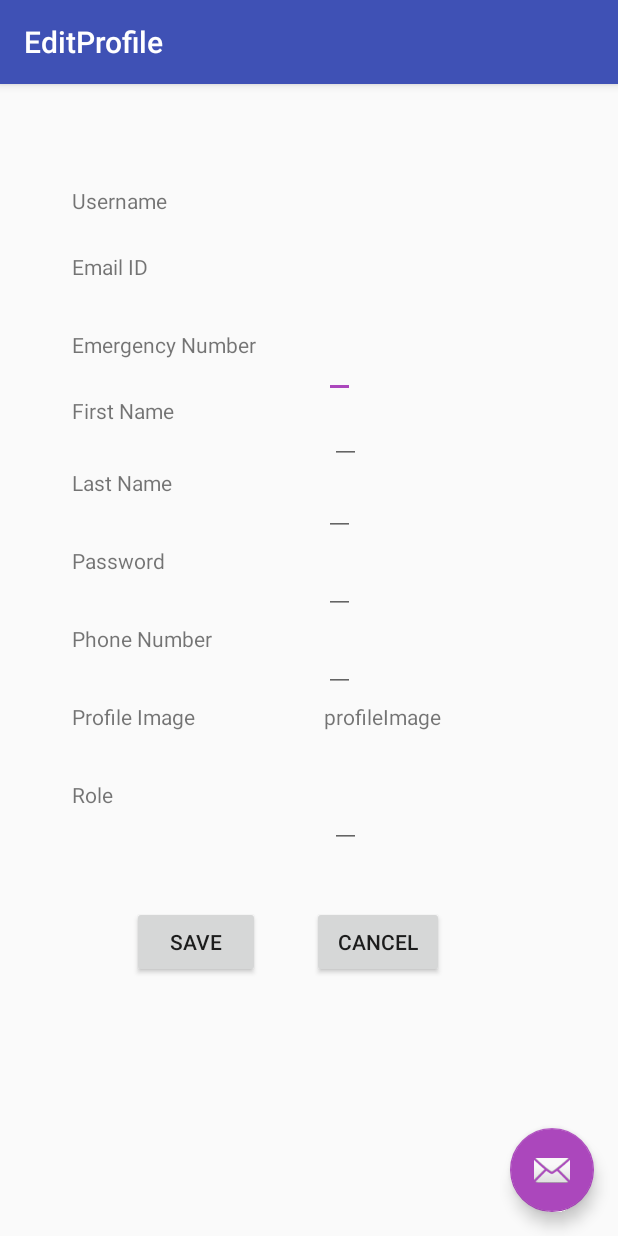
After one commit to nidhijmr/SilverSnugMobileApp, an Android app: the EditProfile screen opened directly, with no data from a screen before it, on a phone screen of 412 x 824 dp. The commit adds this screen. Run offline under Robolectric (Android 15) with nearby library versions, the phone set to English and light mode, and no system bars; our stand-ins replace Volley; 2 statements that could not run were skipped.

Commit message:
code to edit and save user profile

```diff
--- a/app/build.gradle
+++ b/app/build.gradle
@@ -35,4 +35,5 @@ dependencies {
     implementation 'com.android.support:cardview-v7:28.0.0'
     implementation 'com.android.support:recyclerview-v7:28.0.0'
     implementation 'com.android.volley:volley:1.1.0'
+    implementation 'com.fasterxml.jackson.core:jackson-databind:2.9.8'
 }
--- /dev/null
+++ b/app/src/main/java/edu/sjsu/silversnugmobileapp/EditProfile.java
@@ -0,0 +1,140 @@
+package edu.sjsu.silversnugmobileapp;
+
+import android.content.Intent;
+import android.os.Bundle;
+import android.support.design.widget.FloatingActionButton;
+import android.support.design.widget.Snackbar;
+import android.support.v7.app.AppCompatActivity;
+import android.support.v7.widget.Toolbar;
+import android.util.Log;
+import android.view.View;
+import android.widget.Button;
+import android.widget.TextView;
+import android.widget.Toast;
+
+import com.fasterxml.jackson.databind.JsonNode;
+import com.fasterxml.jackson.databind.ObjectMapper;
+import com.google.gson.Gson;
+import com.google.gson.JsonObject;
+
+import org.json.JSONException;
+import org.json.JSONObject;
+
+import edu.sjsu.silversnugmobileapp.VolleyAPI.VolleyClient.APICallback;
+import edu.sjsu.silversnugmobileapp.VolleyAPI.VolleyClient.RestClient;
+import edu.sjsu.silversnugmobileapp.VolleyAPI.VolleyRequest.UserRequest;
+import edu.sjsu.silversnugmobileapp.VolleyAPI.VolleyResponse.UserResponse;
+
+public class EditProfile extends AppCompatActivity {
+    private static ObjectMapper mapper = new ObjectMapper();
+    private Gson gson;
+    private RestClient restApiClient;
+    TextView userNameEdit, emailIDEdit, emergContactNumberEdit, firstNameEdit, lastNameEdit, passwordEdit, phoneNumberEdit, roleEdit, profileImageProfileEdit;
+    UserResponse userResponse;
+    UserRequest userRequest;
+    Button Cancel, Save;
+
+    @Override
+    protected void onCreate(Bundle savedInstanceState) {
+        super.onCreate(savedInstanceState);
+        setContentView(R.layout.activity_edit_profile);
+        Toolbar toolbar = findViewById(R.id.toolbar);
+        setSupportActionBar(toolbar);
+
+        FloatingActionButton fab = findViewById(R.id.fab);
+        fab.setOnClickListener(new View.OnClickListener() {
+            @Override
+            public void onClick(View view) {
+                Snackbar.make(view, "Replace with your own action", Snackbar.LENGTH_LONG)
+                        .setAction("Action", null).show();
+            }
+        });
+
+        userNameEdit = findViewById(R.id.txtuserNameProfileEdit);
+        emailIDEdit = findViewById(R.id.txtemailIdProfileEdit);
+        emergContactNumberEdit = findViewById(R.id.txtemergencyContactNumberProfileEdit);
+        firstNameEdit = findViewById(R.id.txtfirstNameProfileEdit);
+        lastNameEdit = findViewById(R.id.txtlastNameProfileEdit);
+        passwordEdit = findViewById(R.id.txtpasswordProfileEdit);
+        phoneNumberEdit = findViewById(R.id.txtphoneNumberProfileEdit);
+        roleEdit = findViewById(R.id.txtroleProfileEdit);
+        profileImageProfileEdit = findViewById(R.id.txtprofileImageProfileEdit);
+        Save = findViewById(R.id.Save);
+        Cancel = findViewById(R.id.Cancel);
+
+        restApiClient = new RestClient();
+        gson = new Gson();
+
+        Intent i = getIntent();
+        Bundle b =  i.getExtras();
+        userResponse = (UserResponse)b.get("userResponse");
+        Log.i("UserResponse", userResponse.toString());
+        setUserDetails(userResponse);
+    }
+
+    public void setUserDetails(UserResponse userResponse) {
+
+        if(userResponse != null) {
+            userNameEdit.setText(userResponse.getUserName());
+            emailIDEdit.setText(userResponse.getEmailId());
+            emergContactNumberEdit.setText(userResponse.getEmergencyContactNumber());
+            firstNameEdit.setText(userResponse.getFirstName());
+            lastNameEdit.setText(userResponse.getLastName());
+            passwordEdit.setText(userResponse.getPassword());
+            phoneNumberEdit.setText(userResponse.getPhoneNumber());
+            roleEdit.setText(userResponse.getRole());
+        }
+    }
+
+    public void cancelEdit(View view) {
+        Intent intent = new Intent(EditProfile.this, ViewProfile.class);
+        EditProfile.this.startActivity(intent);
+    }
+
+    public void saveUserProfile(View view){
+
+//        userRequest.setUserName(userNameEdit.getText().toString());
+//        userRequest.setEmailId(emailIDEdit.getText().toString());
+//        userRequest.setEmergencyContactNumber(emergContactNumberEdit.getText().toString());
+//        userRequest.setFirstName(firstNameEdit.getText().toString());
+//        userRequest.setLastName(lastNameEdit.getText().toString());
+//        userRequest.setPassword(passwordEdit.getText().toString());
+//        userRequest.setPhoneNumber(phoneNumberEdit.getText().toString());
+//        userRequest.setProfileImage(profileImageProfileEdit.getText().toString());
+//        userRequest.setRole(roleEdit.getText().toString())
+//        JsonNode json = mapper.valueToTree(userRequest);
+
+        String url = "/SilverSnug/User/EditUser";
+        JSONObject userObject = new JSONObject();
+        try {
+            userObject.put("userName", userNameEdit.getText().toString());
+            userObject.put("emailId", emailIDEdit.getText().toString());
+            userObject.put("emergencyContactNumber", emergContactNumberEdit.getText().toString());
+            userObject.put("firstName", firstNameEdit.getText().toString());
+            userObject.put("lastName", lastNameEdit.getText().toString());
+            userObject.put("password", passwordEdit.getText().toString());
+            userObject.put("phoneNumber", phoneNumberEdit.getText().toString());
+            userObject.put("profileImage", profileImageProfileEdit.getText().toString());
+            userObject.put("role", roleEdit.getText().toString());
+        } catch (JSONException e) {
+            e.printStackTrace();
+        }
+
+        restApiClient.executePostAPI(getApplicationContext(), url, userObject , new APICallback() {
+            @Override
+            public void onSuccess(JSONObject jsonResponse) {
+                Toast.makeText(EditProfile.this, "User Details saved!", Toast.LENGTH_SHORT).show();
+                Intent intent = new Intent(EditProfile.this, ViewProfile.class);
+                EditProfile.this.startActivity(intent);
+                Log.i("Save User Success", userResponse.toString());
+            }
+
+            @Override
+            public void onError(String message) {
+                Toast.makeText(EditProfile.this, "Edit User Request error!", Toast.LENGTH_SHORT).show();
+                Log.i("Edit User Request error", message);
+            }
+        });
+    }
+
+}
--- /dev/null
+++ b/app/src/main/res/layout/activity_edit_profile.xml
@@ -0,0 +1,33 @@
+<?xml version="1.0" encoding="utf-8"?>
+<android.support.design.widget.CoordinatorLayout xmlns:android="http://schemas.android.com/apk/res/android"
+    xmlns:app="http://schemas.android.com/apk/res-auto"
+    xmlns:tools="http://schemas.android.com/tools"
+    android:layout_width="match_parent"
+    android:layout_height="match_parent"
+    tools:context=".EditProfile">
+
+    <android.support.design.widget.AppBarLayout
+        android:layout_width="match_parent"
+        android:layout_height="wrap_content"
+        android:theme="@style/AppTheme.AppBarOverlay">
+
+        <android.support.v7.widget.Toolbar
+            android:id="@+id/toolbar"
+            android:layout_width="match_parent"
+            android:layout_height="?attr/actionBarSize"
+            android:background="?attr/colorPrimary"
+            app:popupTheme="@style/AppTheme.PopupOverlay" />
+
+    </android.support.design.widget.AppBarLayout>
+
+    <include layout="@layout/content_edit_profile" />
+
+    <android.support.design.widget.FloatingActionButton
+        android:id="@+id/fab"
+        android:layout_width="wrap_content"
+        android:layout_height="wrap_content"
+        android:layout_gravity="bottom|end"
+        android:layout_margin="@dimen/fab_margin"
+        app:srcCompat="@android:drawable/ic_dialog_email" />
+
+</android.support.design.widget.CoordinatorLayout>
--- /dev/null
+++ b/app/src/main/res/layout/content_edit_profile.xml
@@ -0,0 +1,212 @@
+<?xml version="1.0" encoding="utf-8"?>
+<android.support.constraint.ConstraintLayout xmlns:android="http://schemas.android.com/apk/res/android"
+    xmlns:app="http://schemas.android.com/apk/res-auto"
+    xmlns:tools="http://schemas.android.com/tools"
+    android:layout_width="match_parent"
+    android:layout_height="match_parent"
+    app:layout_behavior="@string/appbar_scrolling_view_behavior"
+    tools:context=".EditProfile"
+    tools:showIn="@layout/activity_edit_profile">
+    <TextView
+        android:id="@+id/userNameEdit"
+        android:layout_width="wrap_content"
+        android:layout_height="wrap_content"
+        android:layout_marginStart="48dp"
+        android:layout_marginTop="68dp"
+        android:text="Username"
+        app:layout_constraintStart_toStartOf="parent"
+        app:layout_constraintTop_toTopOf="parent" />
+
+    <TextView
+        android:id="@+id/emailIdEdit"
+        android:layout_width="wrap_content"
+        android:layout_height="wrap_content"
+        android:layout_marginStart="48dp"
+        android:layout_marginTop="112dp"
+        android:text="Email ID"
+        app:layout_constraintStart_toStartOf="parent"
+        app:layout_constraintTop_toTopOf="parent" />
+
+    <TextView
+        android:id="@+id/emergencyContactNumberEdit"
+        android:layout_width="wrap_content"
+        android:layout_height="wrap_content"
+        android:layout_marginStart="48dp"
+        android:layout_marginTop="164dp"
+        android:text="Emergency Number"
+        app:layout_constraintStart_toStartOf="parent"
+        app:layout_constraintTop_toTopOf="parent" />
+
+    <TextView
+        android:id="@+id/firstNameEdit"
+        android:layout_width="wrap_content"
+        android:layout_height="wrap_content"
+        android:layout_marginStart="48dp"
+        android:layout_marginTop="208dp"
+        android:text="First Name"
+        app:layout_constraintStart_toStartOf="parent"
+        app:layout_constraintTop_toTopOf="parent" />
+
+    <TextView
+        android:id="@+id/lastNameEdit"
+        android:layout_width="wrap_content"
+        android:layout_height="wrap_content"
+        android:layout_marginStart="48dp"
+        android:layout_marginTop="256dp"
+        android:text="Last Name"
+        app:layout_constraintStart_toStartOf="parent"
+        app:layout_constraintTop_toTopOf="parent" />
+
+    <TextView
+        android:id="@+id/passwordEdit"
+        android:layout_width="wrap_content"
+        android:layout_height="wrap_content"
+        android:layout_marginStart="48dp"
+        android:layout_marginTop="308dp"
+        android:text="Password"
+        app:layout_constraintStart_toStartOf="parent"
+        app:layout_constraintTop_toTopOf="parent" />
+
+    <TextView
+        android:id="@+id/phoneNumberEdit"
+        android:layout_width="wrap_content"
+        android:layout_height="wrap_content"
+        android:layout_marginStart="48dp"
+        android:layout_marginTop="360dp"
+        android:text="Phone Number"
+        app:layout_constraintStart_toStartOf="parent"
+        app:layout_constraintTop_toTopOf="parent" />
+
+    <TextView
+        android:id="@+id/profileImageEdit"
+        android:layout_width="wrap_content"
+        android:layout_height="wrap_content"
+        android:layout_marginStart="48dp"
+        android:layout_marginTop="412dp"
+        android:text="Profile Image"
+        app:layout_constraintStart_toStartOf="parent"
+        app:layout_constraintTop_toTopOf="parent" />
+
+    <TextView
+        android:id="@+id/roleEdit"
+        android:layout_width="wrap_content"
+        android:layout_height="wrap_content"
+        android:layout_marginStart="48dp"
+        android:layout_marginTop="464dp"
+        android:text="Role"
+        app:layout_constraintStart_toStartOf="parent"
+        app:layout_constraintTop_toTopOf="parent" />
+
+    <TextView
+        android:id="@+id/txtuserNameProfileEdit"
+        android:layout_width="wrap_content"
+        android:layout_height="wrap_content"
+        android:layout_marginStart="216dp"
+        android:layout_marginTop="72dp"
+        android:text=""
+        app:layout_constraintStart_toStartOf="parent"
+        app:layout_constraintTop_toTopOf="parent" />
+
+    <TextView
+        android:id="@+id/txtemailIdProfileEdit"
+        android:layout_width="wrap_content"
+        android:layout_height="wrap_content"
+        android:layout_marginStart="216dp"
+        android:layout_marginTop="112dp"
+        android:text=""
+        app:layout_constraintStart_toStartOf="parent"
+        app:layout_constraintTop_toTopOf="parent" />
+
+    <EditText
+        android:id="@+id/txtemergencyContactNumberProfileEdit"
+        android:layout_width="wrap_content"
+        android:layout_height="wrap_content"
+        android:layout_marginStart="216dp"
+        android:layout_marginTop="164dp"
+        android:text=""
+        app:layout_constraintStart_toStartOf="parent"
+        app:layout_constraintTop_toTopOf="parent" />
+
+    <EditText
+        android:id="@+id/txtfirstNameProfileEdit"
+        android:layout_width="wrap_content"
+        android:layout_height="wrap_content"
+        android:layout_marginStart="220dp"
+        android:layout_marginTop="208dp"
+        android:text=""
+        app:layout_constraintStart_toStartOf="parent"
+        app:layout_constraintTop_toTopOf="parent" />
+
+    <EditText
+        android:id="@+id/txtlastNameProfileEdit"
+        android:layout_width="wrap_content"
+        android:layout_height="wrap_content"
+        android:layout_marginStart="216dp"
+        android:layout_marginTop="256dp"
+        android:text=""
+        app:layout_constraintStart_toStartOf="parent"
+        app:layout_constraintTop_toTopOf="parent" />
+
+    <EditText
+        android:id="@+id/txtpasswordProfileEdit"
+        android:layout_width="wrap_content"
+        android:layout_height="0dp"
+        android:layout_marginStart="216dp"
+        android:layout_marginTop="308dp"
+        android:text=""
+        app:layout_constraintStart_toStartOf="parent"
+        app:layout_constraintTop_toTopOf="parent" />
+
+    <EditText
+        android:id="@+id/txtphoneNumberProfileEdit"
+        android:layout_width="wrap_content"
+        android:layout_height="0dp"
+        android:layout_marginStart="216dp"
+        android:layout_marginTop="360dp"
+        android:text=""
+        app:layout_constraintStart_toStartOf="parent"
+        app:layout_constraintTop_toTopOf="parent" />
+
+    <TextView
+        android:id="@+id/txtprofileImageProfileEdit"
+        android:layout_width="wrap_content"
+        android:layout_height="0dp"
+        android:layout_marginStart="216dp"
+        android:layout_marginTop="412dp"
+        android:text="profileImage"
+        app:layout_constraintStart_toStartOf="parent"
+        app:layout_constraintTop_toTopOf="parent" />
+
+    <EditText
+        android:id="@+id/txtroleProfileEdit"
+        android:layout_width="wrap_content"
+        android:layout_height="0dp"
+        android:layout_marginStart="220dp"
+        android:layout_marginTop="464dp"
+        android:text=""
+        app:layout_constraintStart_toStartOf="parent"
+        app:layout_constraintTop_toTopOf="parent" />
+
+    <Button
+        android:id="@+id/Save"
+        android:layout_width="85dp"
+        android:layout_height="wrap_content"
+        android:layout_marginStart="88dp"
+        android:layout_marginTop="548dp"
+        android:text="Save"
+        android:onClick="saveUserProfile"
+        app:layout_constraintStart_toStartOf="parent"
+        app:layout_constraintTop_toTopOf="parent" />
+
+    <Button
+        android:id="@+id/Cancel"
+        android:layout_width="wrap_content"
+        android:layout_height="wrap_content"
+        android:layout_marginStart="208dp"
+        android:layout_marginTop="548dp"
+        android:onClick="cancelEdit"
+        android:text="Cancel"
+        app:layout_constraintStart_toStartOf="parent"
+        app:layout_constraintTop_toTopOf="parent" />
+
+</android.support.constraint.ConstraintLayout>
--- a/app/src/main/res/values/strings.xml
+++ b/app/src/main/res/values/strings.xml
@@ -17,4 +17,5 @@
         completions."
     </string>
     <string name="title_activity_view_profile">ViewProfile</string>
+    <string name="title_activity_edit_profile">EditProfile</string>
 </resources>
```
Also changed, not shown: app/src/main/AndroidManifest.xml (+6 -2 lines), app/src/main/java/edu/sjsu/silversnugmobileapp/ViewProfile.java (+14 -2 lines), app/src/main/java/edu/sjsu/silversnugmobileapp/VolleyAPI/VolleyRequest/UserRequest.java (added, +125 -0 lines).
